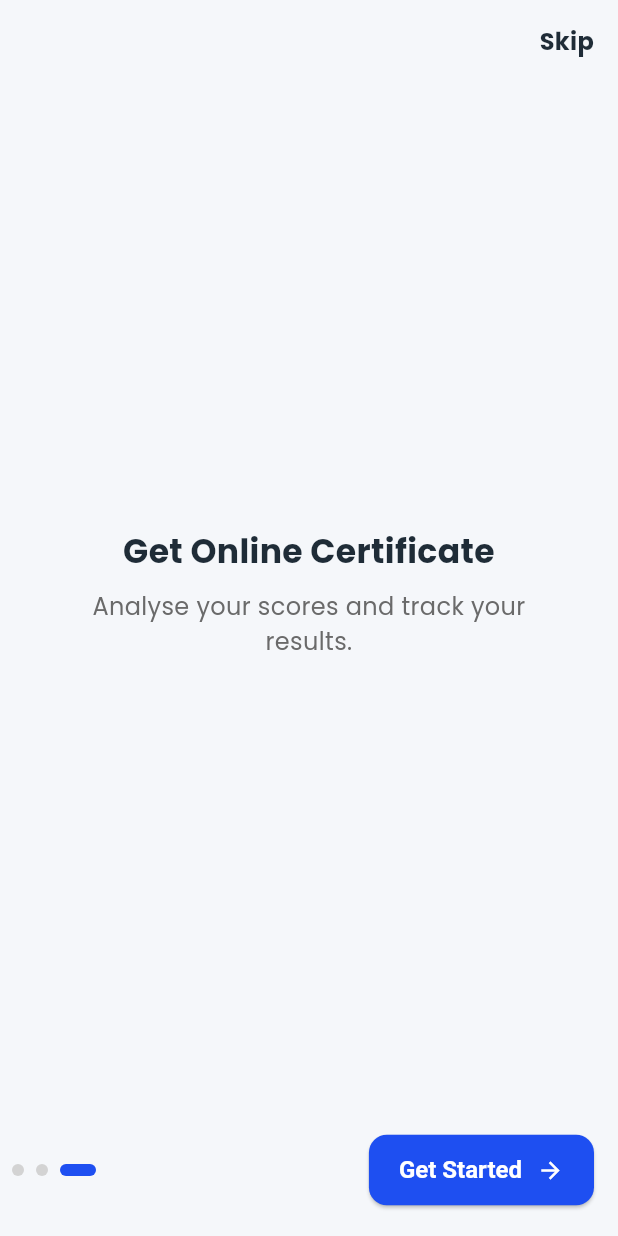
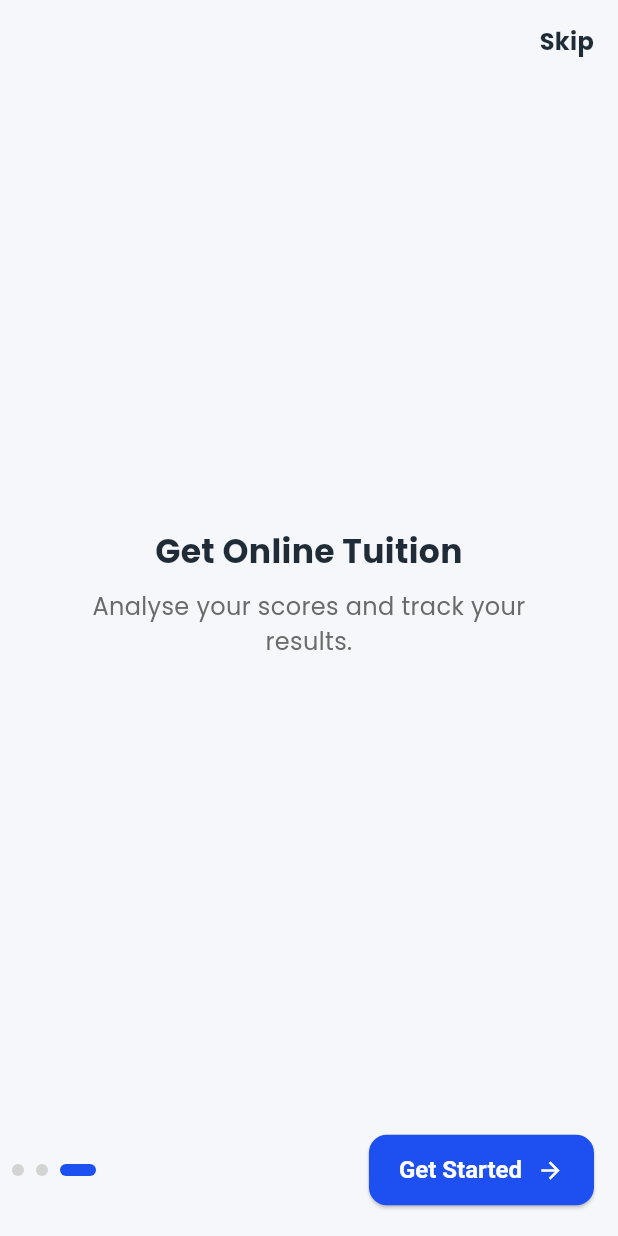
Before and after one commit to zw-weng/EduConnect-Xcode, a Flutter app: the screen it shows after launch, swiped to page 3, on a phone screen of 412 x 824 dp. Run offline on Flutter 3.47's test engine with Material 3 defaults, Android fonts, the phone set to English and light mode, and no system bars; our stand-ins replace carousel_slider, google_nav_bar, youtube_player_flutter; missing offline and left inert: pdfx.

Commit message:
Update onboarding_screen.dart

```diff
--- a/lib/screens/onboarding_screen.dart
+++ b/lib/screens/onboarding_screen.dart
@@ -26,7 +26,7 @@ class _OnboardingScreenState extends State<OnboardingScreen> {
       "description": "Booked or save the lectures for future reference."
     },
     {
-      "title": "Get Online Certificate",
+      "title": "Get Online Tuition",
       "description": "Analyse your scores and track your results."
     },
   ];
```
